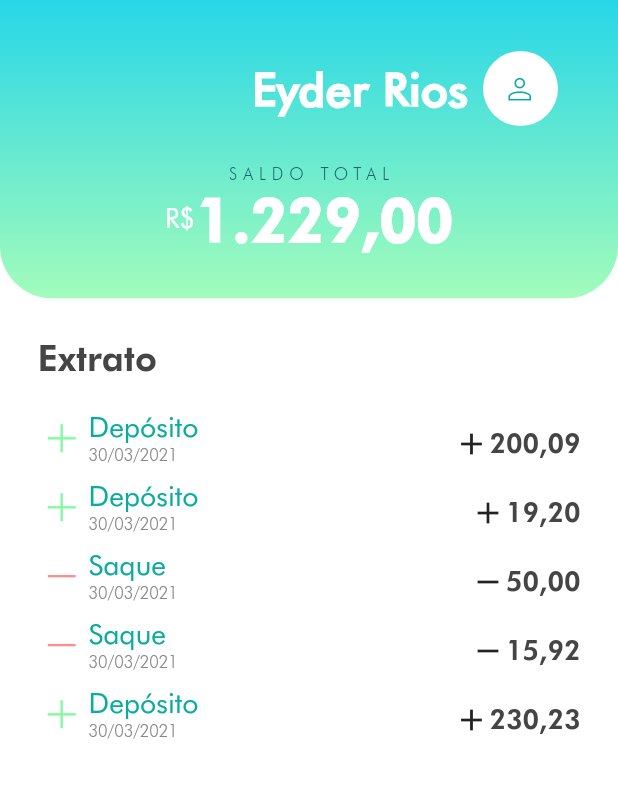
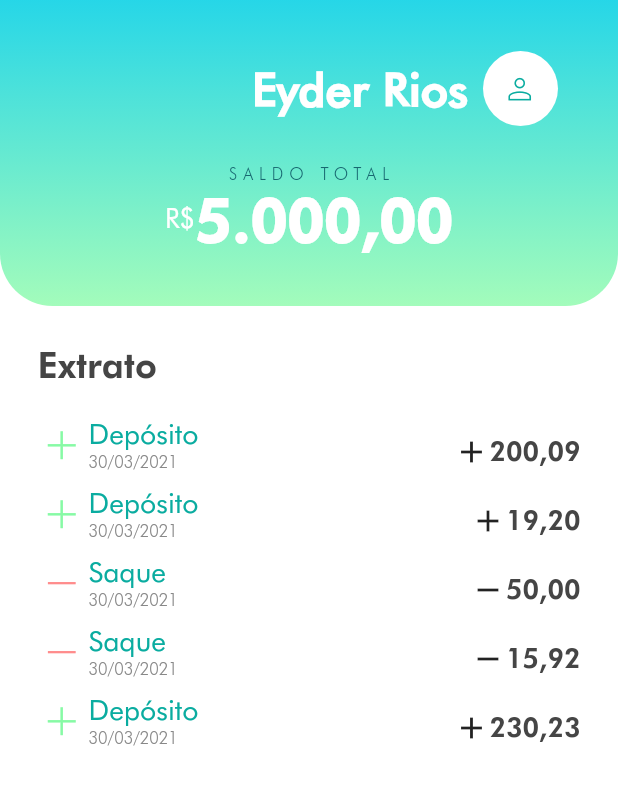
Before and after one commit to alinnegrazielle/bank_flutter, a Flutter app: the screen it shows after launch, on a phone screen of 412 x 824 dp, the part 54-859 px from its top. Run offline on Flutter 3.47's test engine with Material 2 defaults, Android fonts, the light colour scheme and no system bars.

Commit message:
Expanded Adicionado

```diff
--- a/bank/lib/screens/extrato_and_list.dart
+++ b/bank/lib/screens/extrato_and_list.dart
@@ -8,7 +8,7 @@ class ExtratoAndList extends StatelessWidget {
 
   @override
   Widget build(BuildContext context) {
-    return Container(
+    return Expanded(child:  Container(
       decoration: BoxDecoration(
         color: Colors.white,
       ),
@@ -35,6 +35,7 @@ class ExtratoAndList extends StatelessWidget {
           ListTransactions(),
         ],
       )),
+      )
     );
   }
 }
--- a/bank/lib/screens/saldo_total.dart
+++ b/bank/lib/screens/saldo_total.dart
@@ -12,7 +12,8 @@ class SaldoTotal extends StatelessWidget {
 
   @override
   Widget build(BuildContext context) {
-    return Column(children: [
+    return Expanded(child:
+      Column(children: [
         Row(
           mainAxisAlignment: MainAxisAlignment.center,
           children: [
@@ -47,6 +48,7 @@ class SaldoTotal extends StatelessWidget {
             ),
           ],
         ),
-    ]);
+      ])
+    );
   }
 }
--- a/bank/lib/screens/top.dart
+++ b/bank/lib/screens/top.dart
@@ -13,7 +13,7 @@ class Top extends StatelessWidget {
       //box
         width: double.infinity,
         padding: EdgeInsets.only(top: 25.0, bottom: 25.0, right: 40, left: 40),
-      height: (235),
+        height: (240),
         decoration: BoxDecoration(
           color: Color(0xFF0AACA0),
           borderRadius: BorderRadius.only(
@@ -32,7 +32,7 @@ class Top extends StatelessWidget {
               name: 'Eyder Rios',
             ),
             SaldoTotal(
-            saldo: 1229,
+              saldo: 5000,
             ),
           ],
         ),
```
Lines whose indentation alone changed are shown as unchanged.
